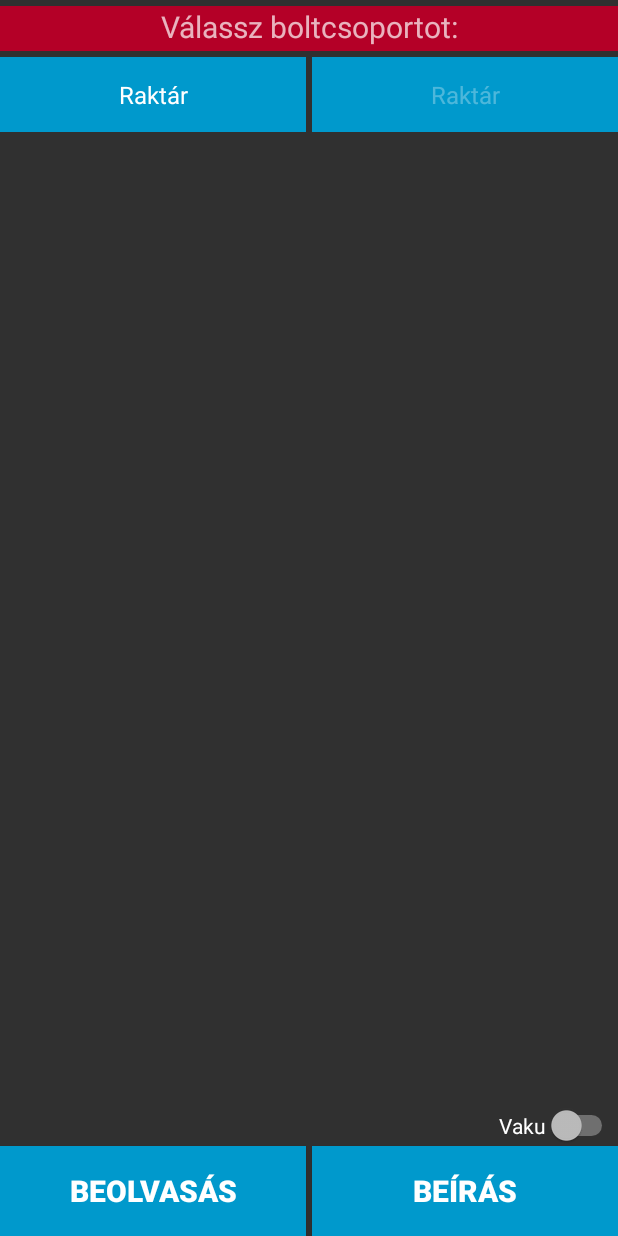
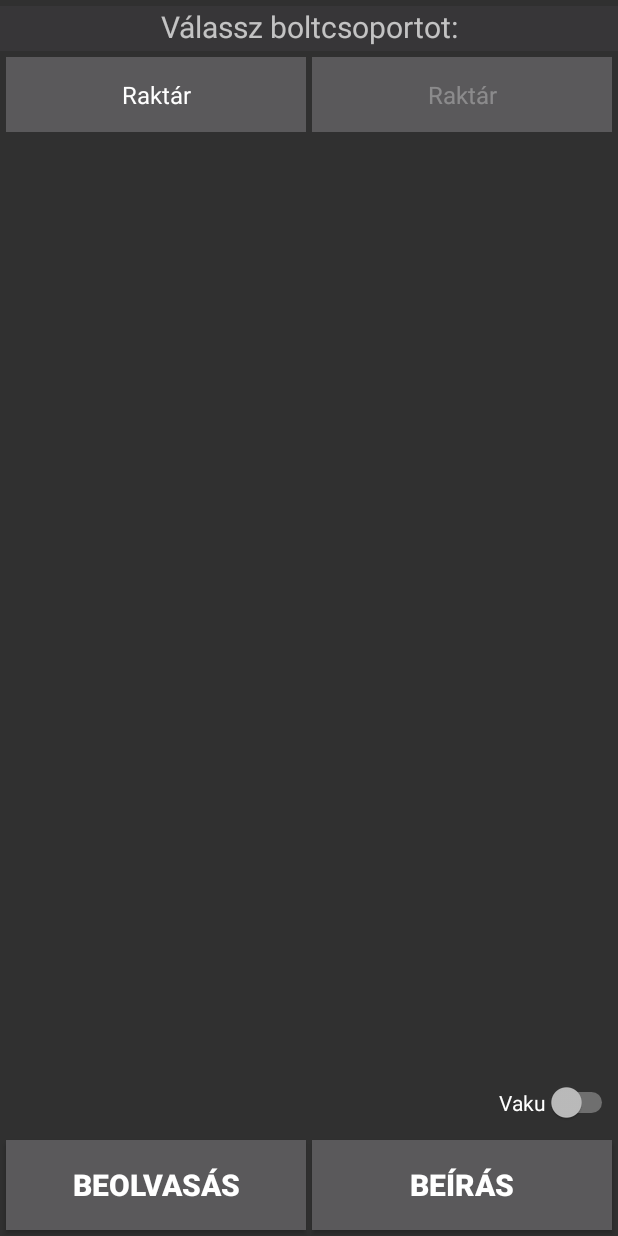
Before and after one commit to sandormatok/OEM_Keszlet, an Android app: the screen it shows after launch (MainActivity), on a phone screen of 412 x 824 dp. Run offline under Robolectric (Android 15) with nearby library versions, the phone set to English and light mode, and no system bars; our stand-ins replace Volley.

Commit message:
OEM Készlet editable barcode history (listview ok)
changelog:
- milti item/row listview layout ok
- szürke téma

Folyamatban:
- program indulás eszköz azonosítóhoz kötése
- listanézet -> details view módosítási lehetőségekkel
-- admin akár terméknevet is változtathatna mobilról (na meg amit kér)
- ne listázza kétszer ugyanazt a vonalkódot!
- v17 elötti layout aktualizálása
- szerkezthető listanézet
-- listanézet multi (item/row)
- előzmények kigyűjtése (mysqllite?), későbbi csoportos feltöltése
- mysqllite!
- post/get URL-ek: készlet-módosítás

hibák:
- api17 előtt: baszik az xml-ben megadott betűméretekre

Ami már működik:
- szürke téma
- Listanézet rendben (még nem multi item/row, nem kattintható)
- területválasztó gomb eltűnik az első beolvasás után
- A lista fölött megjelenik az aktuális bolt neve
- A lista fölött megjelenik az aktuális bolt neve
- területválasztó gomb eltűnik az első beolvasás után
- előzmények listanézet rendben (még nem multi item/row)
- vonalkód olvasó (google-vision; fókusz, vaku: ok)
- terület és boltválasztó spinner (dinamikus)
- vonalkód beviteli mező
- post/get URL-ek: kínáló, készlet
-- HTTP POST,GET, JSON feldolgozás (Volley)
x hozzákezdek a napló gombhoz - nem lesz

Tervek:
- balról beúszó menü
-- terület és boltválasztó menübe
-- vaku, fókusz menübe
-- bejelentkezés a menübe

- fragmentek a listanézethez
- actionbar felépítése
- balról beúszó settings
- oauth2, vagy valami más auth calss
- mysqllite helyi adatok tárolásához/beolvasásához
- mysqllite dinamikus spinnerek adaptereihez

RENDELÉS
-- csoportos beolvasás, mennyiségek kötelező megadásával később
-- minden vonalkód tárolása után induljon újra a vonalkódolvasó
-- csoportos beolvasás befejezése gomb a vonalkódolvasó képen

- integrálás a VIR-el:
-- rendelések engedélyeztetése, lezárása a VIR-ben (is?)
--- szállítási hibák, megjegyzések hozzáadása az eredeti rendeléshez
--- VIR kiadásoknak -> szállítási hibák megjelennek a rendeléseknél
--- VIR Léránt Istvánnak -> szállítási hibák kivizsgálása, lezárása

```diff
--- a/app/src/main/java/com/google/android/gms/oem/bolti/keszlet/MainActivity.java
+++ b/app/src/main/java/com/google/android/gms/oem/bolti/keszlet/MainActivity.java
@@ -509,7 +509,7 @@ public class MainActivity extends AppCompatActivity implements View.OnClickListe
         barcodeList.add(barcode3);
         mennyisegList.add(ar);
         termekList.add(termek);
-        mergedList.add(barcode3+", "+termek+", "+ar+"db");
+        mergedList.add(termek+", "+ar+"db");
 
         //ArrayList-ekből Array-ek:
         barcodeArray = barcodeList.toArray(new String[barcodeList.size()]);
--- a/app/src/main/res/layout-v17/activity_main.xml
+++ b/app/src/main/res/layout-v17/activity_main.xml
@@ -14,7 +14,7 @@
         android:text="Válassz boltcsoportot:"
         android:layout_marginTop="4dp"
         android:layout_height="30dp"
-        android:background="#b40027"
+        android:background="#373638"
         android:textAlignment="center"
         android:textSize="20sp"
         android:layout_alignParentRight="true"
@@ -26,10 +26,11 @@
         android:textSize="20sp"
         android:layout_height="50dp"
         android:layout_marginTop="4dp"
+        android:layout_marginLeft="4dp"
         android:layout_marginRight="2dp"
         android:textAlignment="center"
-        android:background="@android:color/holo_blue_dark"
-        android:popupBackground="@android:color/holo_blue_dark"
+        android:background="?attr/colorButtonNormal"
+        android:popupBackground="?attr/colorButtonNormal"
         android:layout_below="@+id/vonalkodTextView"
         android:spinnerMode="dropdown"
         android:textStyle="normal|bold"
@@ -42,12 +43,15 @@
         android:layout_width="fill_parent"
         android:textSize="20sp"
         android:layout_height="50dp"
-        android:background="@android:color/holo_blue_dark"
-        android:popupBackground="@android:color/holo_blue_dark"
+        android:background="?attr/colorButtonNormal"
+        android:popupBackground="?attr/colorButtonNormal"
         android:spinnerMode="dropdown"
         android:textAlignment="center"
         android:textStyle="normal|bold"
+
         android:layout_marginLeft="2dp"
+        android:layout_marginRight="4dp"
+        android:layout_marginBottom="4dp"
         android:minWidth="@android:dimen/app_icon_size"
         android:layout_alignTop="@+id/bolt_spinner"
         android:layout_toRightOf="@+id/bolt_spinner"
@@ -67,7 +71,7 @@
         android:layout_alignEnd="@+id/vonalkodTextView"
         android:layout_alignParentLeft="true"
         android:layout_alignParentStart="true"
-        android:textColor="@android:color/holo_blue_dark" />
+        android:textColor="@color/common_plus_signin_btn_text_dark_default" />
 
     <View android:id="@+id/fakeView"
         android:layout_width="0dp"
@@ -95,31 +99,15 @@
         android:textSize="20sp"
         android:textColor="@android:color/background_light"
         android:textStyle="normal|bold"
-        android:background="@android:color/holo_blue_dark"
+        android:background="?attr/colorButtonNormal"
         android:layout_alignParentBottom="true"
         android:layout_marginRight="2dp"
+        android:layout_marginLeft="4dp"
+        android:layout_marginBottom="4dp"
         android:layout_alignParentLeft="true"
         android:layout_alignParentStart="true"
         android:layout_toLeftOf="@+id/enter_barcode"
         android:layout_toStartOf="@+id/enter_barcode" />
-
-
-
-    <Button
-        android:layout_width="wrap_content"
-        android:layout_height="60dp"
-        android:text="@string/enter_mennyiseg"
-        android:id="@+id/enter_mennyiseg"
-        android:textSize="16sp"
-        android:textColor="@android:color/background_light"
-        android:textStyle="normal|bold"
-        android:background="@android:color/holo_blue_dark"
-        android:layout_above="@+id/read_barcode"
-        android:layout_alignParentLeft="true"
-        android:layout_marginBottom="4dp"
-        android:layout_alignParentStart="true"
-        android:layout_alignParentRight="true"
-        android:layout_alignParentEnd="true" />
 
     <Button
         android:layout_width="wrap_content"
@@ -129,13 +117,14 @@
         android:textSize="20sp"
         android:textColor="@android:color/background_light"
         android:textStyle="normal|bold"
-        android:background="@android:color/holo_blue_dark"
+        android:background="?attr/colorButtonNormal"
         android:layout_alignParentBottom="true"
         android:layout_alignParentRight="true"
         android:layout_alignParentEnd="true"
         android:layout_toRightOf="@+id/fakeView"
         android:layout_marginLeft="2dp"
-        android:layout_marginRight="0dp"
+        android:layout_marginRight="4dp"
+        android:layout_marginBottom="4dp"
         android:layout_toEndOf="@+id/fakeView" />
 
     <TextView
@@ -172,6 +161,16 @@
         android:layout_toRightOf="@+id/auto_focus"
         android:layout_toEndOf="@+id/auto_focus" />
 
+    <ListView
+        android:id="@+id/itemListView"
+        android:layout_width="match_parent"
+        android:layout_height="wrap_content"
+        android:layout_alignParentRight="true"
+        android:layout_alignParentEnd="true"
+        android:layout_below="@+id/bolt_spinner"
+        android:layout_above="@+id/use_flash">
+    </ListView>
+
     <Switch
         android:layout_width="wrap_content"
         android:layout_height="wrap_content"
@@ -180,16 +179,21 @@
         android:checked="false"
         android:layout_above="@+id/enter_mennyiseg"
         android:layout_alignParentRight="true"
-        android:layout_alignParentEnd="true" />
+        android:layout_alignParentEnd="true"
+        android:layout_marginBottom="11dp" />
 
-    <ListView
-        android:id="@+id/itemListView"
-        android:layout_width="match_parent"
-        android:layout_height="wrap_content"
-        android:layout_alignParentRight="true"
-        android:layout_alignParentEnd="true"
-        android:layout_above="@+id/enter_mennyiseg"
-        android:layout_below="@+id/bolt_spinner">
-    </ListView>
+    <Button
+        android:layout_width="wrap_content"
+        android:visibility="gone"
+        android:layout_height="60dp"
+        android:text="@string/enter_mennyiseg"
+        android:id="@+id/enter_mennyiseg"
+        android:textSize="16sp"
+        android:textColor="@android:color/background_light"
+        android:textStyle="normal|bold"
+        android:background="?attr/colorButtonNormal"
+        android:layout_above="@+id/read_barcode"
+        android:layout_alignParentLeft="true"
+        android:layout_alignParentStart="true" />
 
 </RelativeLayout>
```
Also changed, not shown: app/src/main/res/layout/multi_item_textview.xml (added, +35 -0 lines), app/src/main/res/values/strings.xml (+8 -0 lines), 81 other files.
